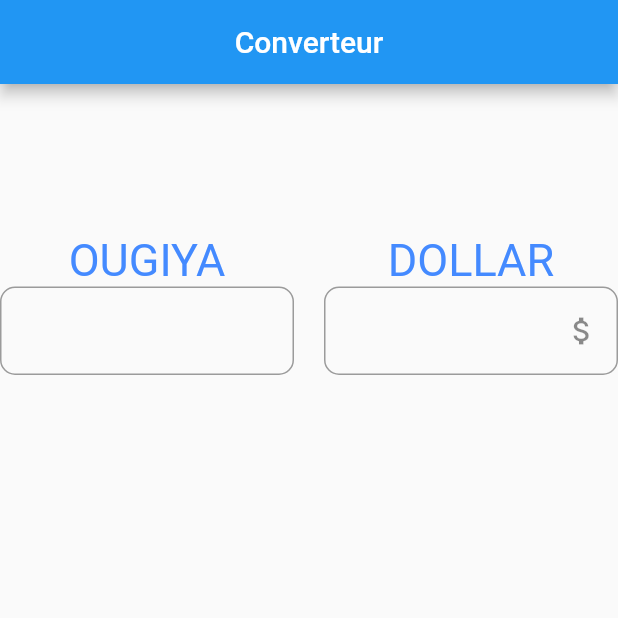
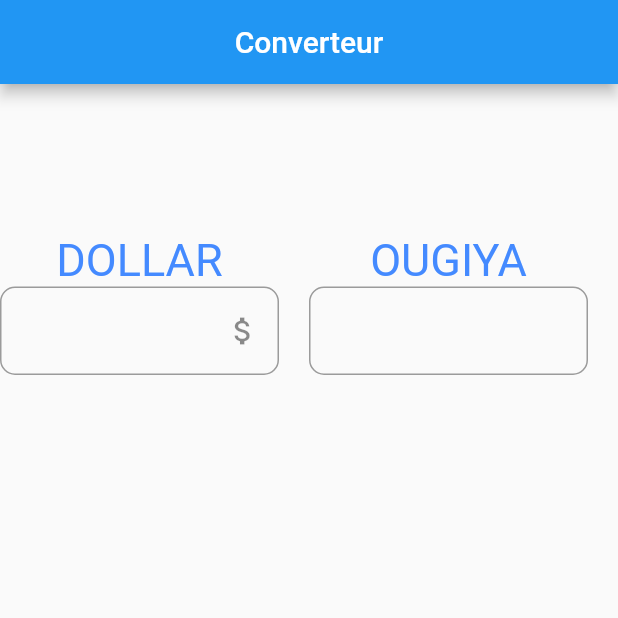
Before and after one commit to mohmedmahmoud/converteur_flutter, a Flutter app: the screen it shows after launch, on a phone screen of 412 x 824 dp, the top half of it. Run offline on Flutter 3.47's test engine with Material 2 defaults, Android fonts, the phone set to English and light mode, and no system bars.

Commit message:
je fais une essay !

```diff
--- a/lib/main.dart
+++ b/lib/main.dart
@@ -28,28 +28,26 @@ class _converteurState extends State<converteur> {
   var dController = TextEditingController();
   var oController = TextEditingController();
 
-  @override
-  void initState() {
-    // TODO: implement initState
-    super.initState();
-    dController.addListener(FOugiya());
-    oController.addListener(FDollar());
-  }
+  // @override
+  // void initState() {
+  //   // TODO: implement initState
+  //   super.initState();
+  //   dController.addListener(FOugiya());
+  //   oController.addListener(FDollar());
+  // }
 
   FDollar() {
     setState(() {
       dollar = double.parse(dController.text);
-      ougiya = Convert(dollar, true);
+      ougiya = Convert(dollar, false);
       if (isDollar) oController.text = ougiya.toString();
-      isDollar = true;
     });
   }
 
   FOugiya() {
     ougiya = double.parse(oController.text);
-    dollar = Convert(ougiya, false);
-    if (!isDollar) dController.text = dollar.toString();
-    isDollar = false;
+    dollar = Convert(ougiya, true);
+    if (isDollar) dController.text = dollar.toString();
   }
 
   double Convert(double variable, bool isDol) {
@@ -77,17 +75,22 @@ class _converteurState extends State<converteur> {
               child: Column(
                 children: <Widget>[
                   Text(
-                    "OUGIYA",
+                    "DOLLAR",
                     style: TextStyle(
                       color: Colors.blueAccent,
                       fontSize: 30,
                     ),
                   ),
                   TextField(
-                    controller: oController,
+                    controller: dController,
+                    onChanged: (txt) {
+                      setState(() {
+                        FDollar();
+                      });
+                    },
                     keyboardType: TextInputType.number,
                     decoration: InputDecoration(
-                      suffixText: "UM",
+                      suffixIcon: Icon(Icons.attach_money),
                       border: OutlineInputBorder(
                         borderRadius: BorderRadius.all(Radius.circular(10.0)),
                       ),
@@ -103,17 +106,22 @@ class _converteurState extends State<converteur> {
               child: Column(
                 children: <Widget>[
                   Text(
-                    "DOLLAR",
+                    "OUGIYA",
                     style: TextStyle(
                       color: Colors.blueAccent,
                       fontSize: 30,
                     ),
                   ),
                   TextField(
-                    controller: dController,
+                    controller: oController,
+                    onSubmitted: (text) {
+                      setState(() {
+                        FDollar();
+                      });
+                    },
                     keyboardType: TextInputType.number,
                     decoration: InputDecoration(
-                      suffixIcon: Icon(Icons.attach_money),
+                      suffixText: "UM",
                       border: OutlineInputBorder(
                         borderRadius: BorderRadius.all(Radius.circular(10.0)),
                       ),
@@ -122,8 +130,15 @@ class _converteurState extends State<converteur> {
                 ],
               ),
             ),
+            SizedBox(
+              width: 20,
+            ),
           ],
         ),
+        SizedBox(
+          height: 30,
+        ),
+        // InkWell()
       ]),
     );
   }
```
